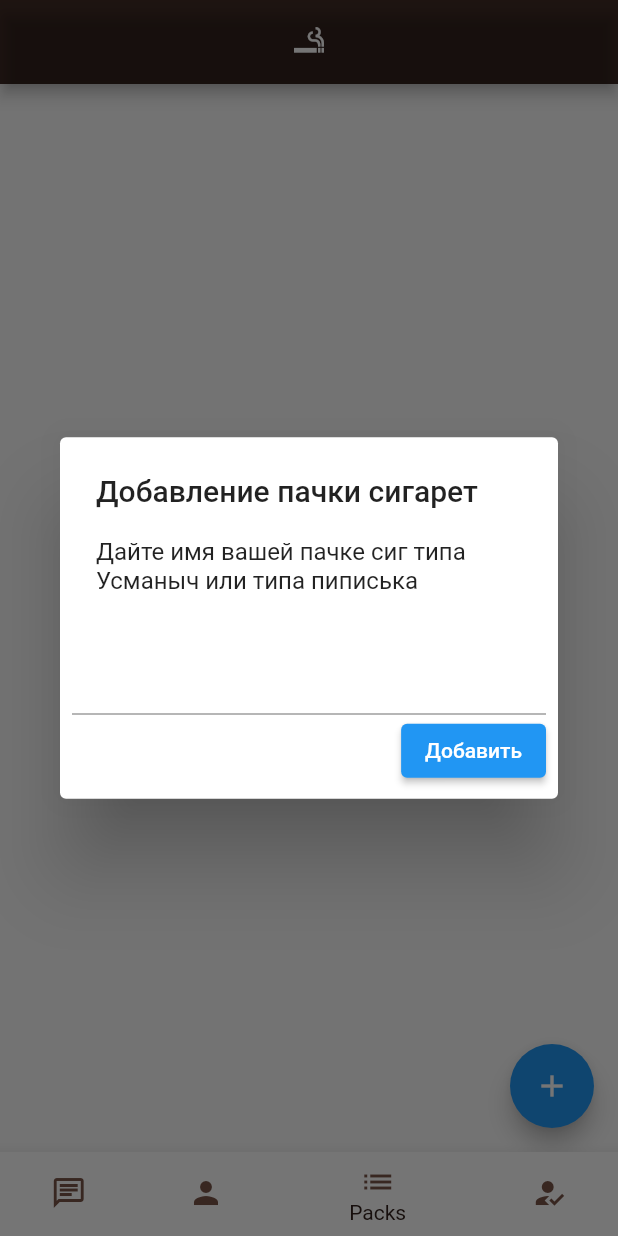
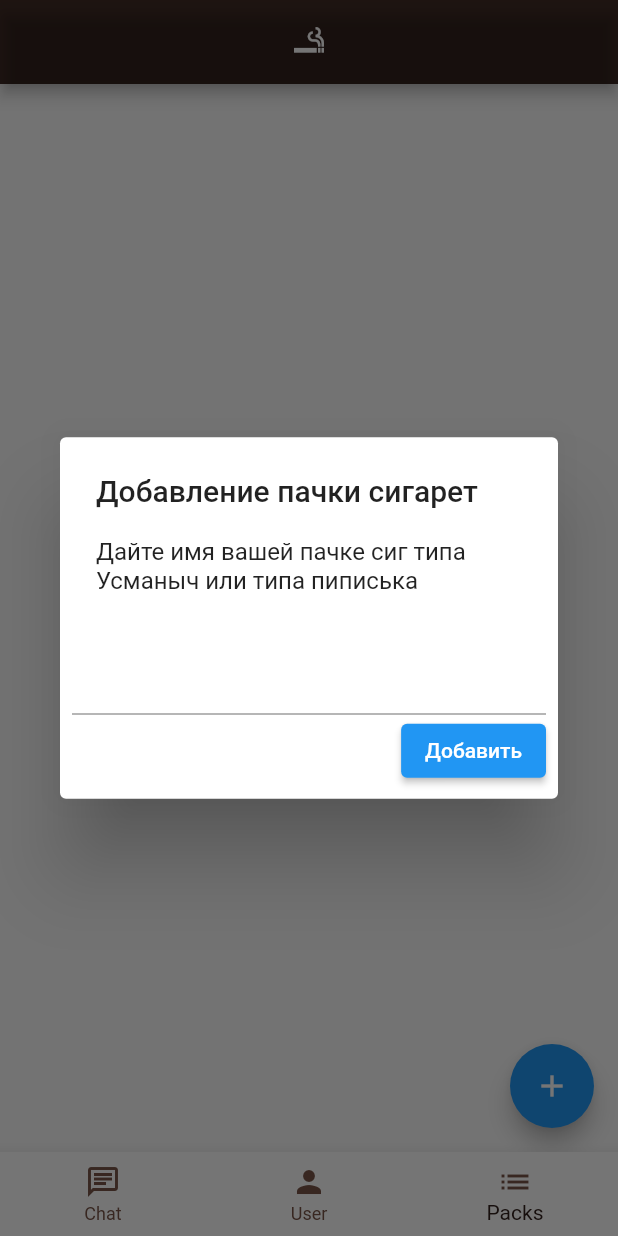
Before and after one commit to usman-group/inPack, a Flutter app: the Home screen opened directly, item 3 of the bottom bar chosen, after a tap on the "add" icon, on a phone screen of 412 x 824 dp. Run offline on Flutter 3.47's test engine with Material 2 defaults, Android fonts, the phone set to English and light mode, and no system bars; our stand-ins replace cloud_firestore, firebase_auth, firebase_core, flutter_chat_types; missing offline and left inert: flutter_firebase_chat_core; accounts and stored records are empty; network calls fail.

Commit message:
FEATURE: Nothing

```diff
--- a/lib/main.dart
+++ b/lib/main.dart
@@ -1,105 +1,17 @@
+import 'package:firebase_core/firebase_core.dart';
 import 'package:flutter/material.dart';
-import 'package:flutter/foundation.dart';
-import 'package:firebase_core/firebase_core.dart';
-import 'package:flutter/services.dart';
-import 'package:in_pack/colors.dart' as colors;
+import 'package:in_pack/pages/home_page.dart';
+
+
 import 'firebase_options.dart';
-import 'package:firebase_auth/firebase_auth.dart';
 
-// import pages
-import './pages/registration_page.dart';
-import './pages/user_page.dart';
-import './pages/chat_page.dart';
-import './pages/list_page.dart';
 
-void main() => runApp(const MaterialApp(
-      home: Home(),
-    ));
-
-class Home extends StatefulWidget {
-  const Home({Key? key}) : super(key: key);
-
-  @override
-  State<Home> createState() => _HomeState();
+void main() async {
+  WidgetsFlutterBinding.ensureInitialized();
+  await Firebase.initializeApp(
+    options: DefaultFirebaseOptions.currentPlatform,
+  );
+  return runApp(const MaterialApp(
+    home: Home(),
+  ));
 }
-
-class _HomeState extends State<Home> {
-  List<Widget> bodyWidgets = [
-    const ChatPanel(),
-    const UserPanel(),
-    const ListPanel(),
-    const RegisterPanel(),
-  ];
-  int _pageIndex = 0;
-
-  void _initFirebase() {
-    WidgetsFlutterBinding.ensureInitialized();
-    Firebase.initializeApp(
-      options: DefaultFirebaseOptions.currentPlatform,
-    ).then((value) {
-      if (kDebugMode) print('Firebase initialised $value');
-    });
-  }
-
-  @override
-  void initState() {
-    super.initState();
-    SystemChrome.setSystemUIOverlayStyle(const SystemUiOverlayStyle(
-      statusBarColor: Colors.transparent,
-      systemNavigationBarColor: Colors.black,
-    ));
-    _initFirebase();
-  }
-
-  @override
-  Widget build(BuildContext context) {
-    return Scaffold(
-      backgroundColor: const Color(0xFF6E4B3F),
-      appBar: AppBar(
-        title: const Icon(Icons.smoking_rooms),
-        centerTitle: true,
-        backgroundColor: Colors.black38,
-      ),
-      body: bodyWidgets[_pageIndex],
-      bottomNavigationBar: BottomNavigationBar(
-        items: const <BottomNavigationBarItem>[
-          BottomNavigationBarItem(
-              icon: Icon(
-                Icons.chat_outlined,
-                color: Colors.brown,
-              ),
-              label: 'Chat',
-              backgroundColor: Colors.white),
-          BottomNavigationBarItem(
-            icon: Icon(
-              Icons.person,
-              color: Colors.brown,
-            ),
-            label: 'User',
-          ),
-          BottomNavigationBarItem(
-              icon: Icon(
-                Icons.list,
-                color: Colors.brown,
-              ),
-              label: 'Packs'),
-          BottomNavigationBarItem(
-              icon: Icon(
-                Icons.how_to_reg,
-                color: Colors.brown,
-              ),
-              label: 'Register'),
-        ],
-        onTap: (int idx) {
-          setState(() {
-            _pageIndex = idx;
-          });
-        },
-        backgroundColor: Colors.white,
-        unselectedItemColor: Colors.brown,
-        selectedItemColor: colors.darkBrown,
-        currentIndex: _pageIndex,
-      ),
-    );
-  }
-}
--- /dev/null
+++ b/lib/pages/home_page.dart
@@ -0,0 +1,60 @@
+import 'package:firebase_auth/firebase_auth.dart';
+import 'package:flutter/material.dart';
+import 'package:flutter/services.dart';
+import 'package:in_pack/pages/chat_page.dart';
+import 'package:in_pack/pages/list_page.dart';
+import 'package:in_pack/pages/registration_page.dart';
+import 'package:in_pack/pages/user_page.dart';
+import 'package:in_pack/widgets/bottom_navbar.dart';
+
+class Home extends StatefulWidget {
+  const Home({Key? key}) : super(key: key);
+
+  @override
+  State<Home> createState() => _HomeState();
+}
+
+class _HomeState extends State<Home> {
+  @override
+  void initState() {
+    SystemChrome.setSystemUIOverlayStyle(const SystemUiOverlayStyle(
+      statusBarColor: Colors.transparent,
+      systemNavigationBarColor: Colors.black,
+    ));
+
+    bodyWidgets = [
+      const ChatPanel(),
+      const UserPanel(),
+      const ListPanel(),
+      const RegisterPage(),
+    ];
+
+    super.initState();
+  }
+
+  late List<Widget> bodyWidgets;
+  int _pageIndex = 1;
+
+  @override
+  Widget build(BuildContext context) {
+    FirebaseAuth.instance.authStateChanges().listen((event) {
+      setState(() {});
+    });
+    return Scaffold(
+        backgroundColor: const Color(0xFF6E4B3F),
+        appBar: AppBar(
+          title: const Icon(Icons.smoking_rooms),
+          centerTitle: true,
+          backgroundColor: Colors.black38,
+        ),
+        body: FirebaseAuth.instance.currentUser == null
+            ? const RegisterPage()
+            : bodyWidgets[_pageIndex],
+        bottomNavigationBar: BottomNavbar(
+          onTap: (idx) => setState(() {
+            _pageIndex = idx;
+          }),
+          currentIndex: _pageIndex,
+        ));
+  }
+}
--- a/lib/pages/list_page.dart
+++ b/lib/pages/list_page.dart
@@ -18,7 +18,7 @@ class _ListPanelState extends State<ListPanel> {
         stream: FirebaseFirestore.instance.collection('packs').snapshots(),
         builder: (BuildContext context, AsyncSnapshot<QuerySnapshot> snapshot) {
           if (!snapshot.hasData) {
-            return const Center(child: Text('Нет записей'));
+            return const Center(child: CircularProgressIndicator());
           }
           return ListView.builder(
               itemCount: snapshot.data?.docs.length,
@@ -56,7 +56,7 @@ class _ListPanelState extends State<ListPanel> {
               context: context,
               builder: (_) {
                 return AlertDialog(
-                  title: Text('Добавление пачки сигарет'),
+                  title: const Text('Добавление пачки сигарет'),
                   content: const Text(
                       'Дайте имя вашей пачке сиг типа Усманыч или типа пиписька'),
                   actions: [
@@ -72,7 +72,7 @@ class _ListPanelState extends State<ListPanel> {
                               .add({'pack': _packName});
                           Navigator.of(context).pop();
                         },
-                        child: Text('Добавить'))
+                        child: const Text('Добавить'))
                   ],
                 );
               });
--- /dev/null
+++ b/lib/pages/profile_page.dart
@@ -0,0 +1,102 @@
+import 'package:firebase_auth/firebase_auth.dart';
+import 'package:flutter/material.dart';
+
+class ProfilePage extends StatefulWidget {
+  const ProfilePage({Key? key}) : super(key: key);
+
+  @override
+  State<ProfilePage> createState() => _ProfilePageState();
+}
+
+class _ProfilePageState extends State<ProfilePage> {
+  final User currentUser = FirebaseAuth.instance.currentUser!;
+  late ValueNotifier<String> _userName;
+  late ValueNotifier<NetworkImage> _profileImage;
+
+  @override
+  void initState() {
+    _userName = ValueNotifier<String>(currentUser.displayName ?? 'Нет имени');
+    _profileImage = ValueNotifier<NetworkImage>(NetworkImage(FirebaseAuth
+            .instance.currentUser?.photoURL ??
+        'http://sun9-77.userapi.com/s/v1/if1/_hMsF113Bel6q-EzkgvZVb156c35SDK58rmszJ_yVbvHhKNd8hBcIhuNS3Wbg6QXhwTdZQ.jpg?size=200x200&quality=96&crop=133,25,534,534&ava=1'));
+    super.initState();
+  }
+
+  void _changeNicknameDialog(){
+    showDialog(
+      context: context,
+      builder: (context) => AlertDialog(
+        title: const Text('Изменить ник'),
+        content:
+        const Text('Введите новый ник и нажмите Усман'),
+        actions: [
+          TextField(
+            onChanged: (text) => _userName.value = text,
+          ),
+          TextButton(
+              onPressed: () => Navigator.of(context).pop(),
+              child: const Text('Отмена')),
+          TextButton(
+              onPressed: () async {
+                await FirebaseAuth.instance.currentUser!
+                    .updateDisplayName(_userName.value)
+                    .then((value) =>
+                    Navigator.of(context).pop());
+              },
+              child: const Text('Усман')),
+        ],
+      ),
+    );
+  }
+
+  @override
+  Widget build(BuildContext context) {
+    return Column(
+        children: [
+          const Padding(padding: EdgeInsets.only(top: 20)),
+          ValueListenableBuilder(
+              valueListenable: _profileImage,
+              builder: (context, NetworkImage value, child) {
+                return CircleAvatar(
+                  backgroundImage: value,
+                  radius: 40,
+                );
+              }),
+          const Padding(padding: EdgeInsets.only(top: 10)),
+          Row(
+            mainAxisAlignment: MainAxisAlignment.center,
+            crossAxisAlignment: CrossAxisAlignment.center,
+            children: [
+              ValueListenableBuilder<String?>(
+                  valueListenable: _userName,
+                  builder:
+                      (BuildContext context, String? value, Widget? child) {
+                    return Text(value.toString());
+                  }),
+              IconButton(
+                  onPressed: _changeNicknameDialog,
+                  icon: const Icon(Icons.smoking_rooms_sharp))
+            ],
+          ),
+          Row(
+            children: [
+              const Icon(
+                Icons.mail_outline,
+                color: Colors.white,
+              ),
+              const Padding(padding: EdgeInsets.only(left: 10)),
+              Text(FirebaseAuth.instance.currentUser!.email!),
+            ],
+          ),
+          MaterialButton(
+            onPressed: () async {
+              FirebaseAuth.instance.signOut();
+            },
+            color: Colors.white,
+            elevation: 0,
+            child: const Text('Выйти нахуй'),
+          )
+        ],
+      );
+  }
+}
--- /dev/null
+++ b/lib/widgets/bottom_navbar.dart
@@ -0,0 +1,45 @@
+import 'package:flutter/material.dart';
+
+import '../utils/colors.dart' as colors;
+
+class BottomNavbar extends StatelessWidget {
+  final void Function(int) onTap;
+  final int currentIndex;
+
+  const BottomNavbar(
+      {required this.onTap, required this.currentIndex, Key? key})
+      : super(key: key);
+
+  @override
+  Widget build(BuildContext context) => BottomNavigationBar(
+        items: const <BottomNavigationBarItem>[
+          BottomNavigationBarItem(
+              icon: Icon(
+                Icons.chat_outlined,
+                color: Colors.brown,
+              ),
+              label: 'Chat',
+              backgroundColor: Colors.white),
+          BottomNavigationBarItem(
+            icon: Icon(
+              Icons.person,
+              color: Colors.brown,
+            ),
+            backgroundColor: Colors.green,
+            label: 'User',
+          ),
+          BottomNavigationBarItem(
+              icon: Icon(
+                Icons.list,
+                color: Colors.brown,
+              ),
+              backgroundColor: Colors.blue,
+              label: 'Packs'),
+        ],
+        onTap: onTap,
+        backgroundColor: Colors.white,
+        unselectedItemColor: Colors.brown,
+        selectedItemColor: colors.darkBrown,
+        currentIndex: currentIndex,
+      );
+}
--- a/pubspec.yaml
+++ b/pubspec.yaml
@@ -39,6 +39,7 @@ dependencies:
   flutter_chat_ui: ^1.6.3
   flutter_chat_types: ^3.4.3
   firebase_auth: ^3.4.1
+  flutter_firebase_chat_core: ^1.6.2
 
 dev_dependencies:
   flutter_test:
```
Also changed, not shown: lib/pages/chat_page.dart (+50 -21 lines), lib/pages/registration_page.dart (+116 -106 lines), lib/pages/user_page.dart (+10 -41 lines), lib/utils/show_error_dialog.dart (added, +14 -0 lines), lib/utils/colors.dart (renamed from lib/colors.dart), pubspec.lock.
